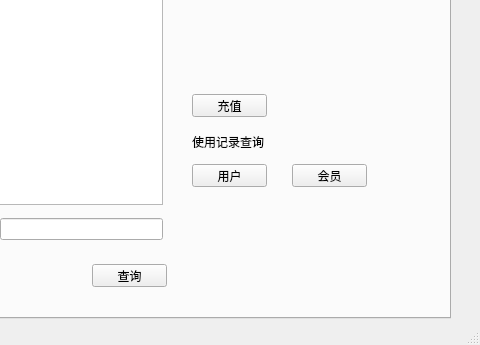
First picture: the form in netbar/mysqlmanager.ui, repository mysqlCar/netbarManager, before the edit; both pictures show x 320 to 800 and y 255 to 600 of the 800 by 600 pixel window.
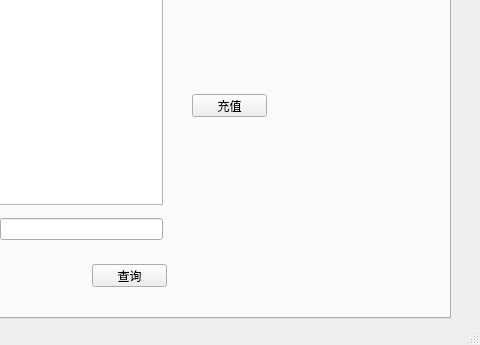
Second picture: the form after the edit. The open tabs and pages were chosen to show the change.

```diff
--- a/netbar/mysqlmanager.ui
+++ b/netbar/mysqlmanager.ui
@@ -259,45 +259,6 @@
        <string>充值</string>
       </property>
      </widget>
-     <widget class="QLabel" name="label">
-      <property name="geometry">
-       <rect>
-        <x>480</x>
-        <y>300</y>
-        <width>81</width>
-        <height>16</height>
-       </rect>
-      </property>
-      <property name="text">
-       <string>使用记录查询</string>
-      </property>
-     </widget>
-     <widget class="QPushButton" name="pushButton_5">
-      <property name="geometry">
-       <rect>
-        <x>480</x>
-        <y>330</y>
-        <width>75</width>
-        <height>23</height>
-       </rect>
-      </property>
-      <property name="text">
-       <string>用户</string>
-      </property>
-     </widget>
-     <widget class="QPushButton" name="pushButton_6">
-      <property name="geometry">
-       <rect>
-        <x>580</x>
-        <y>330</y>
-        <width>75</width>
-        <height>23</height>
-       </rect>
-      </property>
-      <property name="text">
-       <string>会员</string>
-      </property>
-     </widget>
      <widget class="QTableWidget" name="tableVIP">
       <property name="geometry">
        <rect>
```
Left out of the diff: 36 changed lines with no effect on the pictures.
